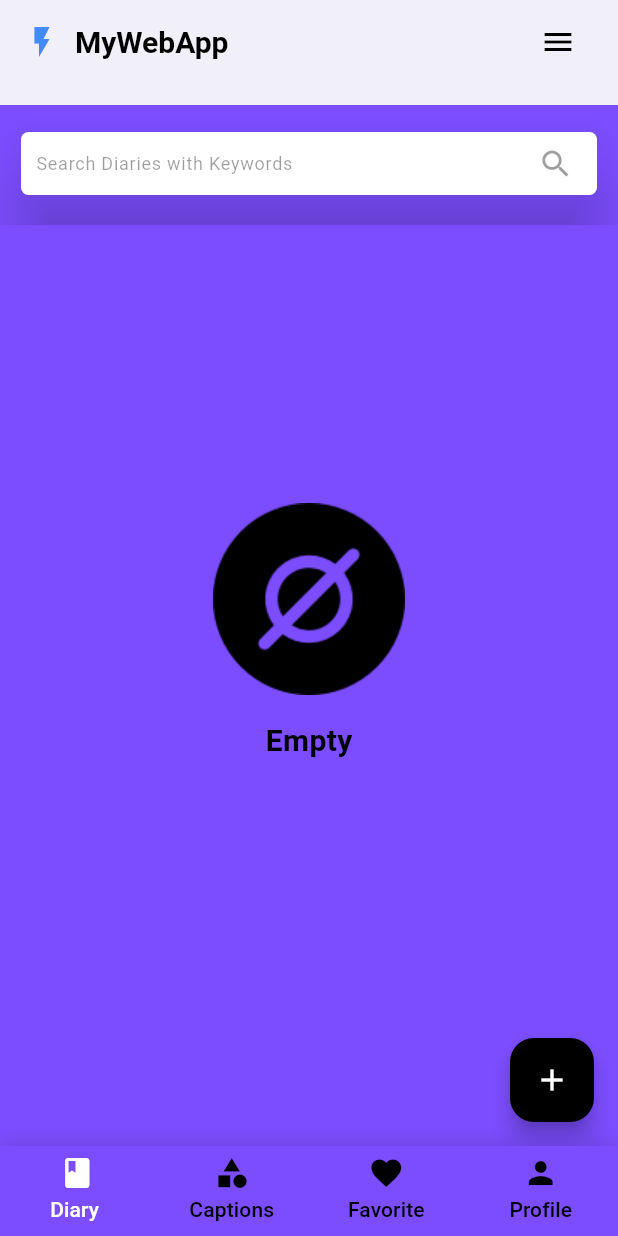
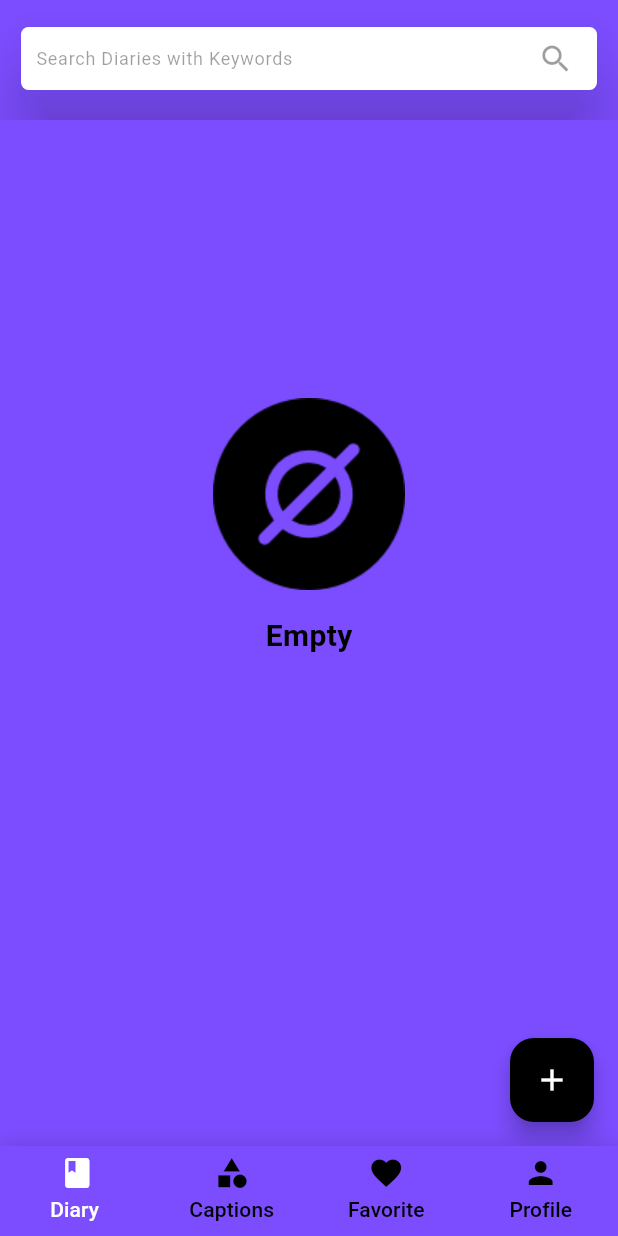
Before and after one commit to Zianur/Unicap-Flutter, a Flutter app: the screen it shows after launch, on a phone screen of 412 x 824 dp. Run offline on Flutter 3.47's test engine with Material 3 defaults, Android fonts, the light colour scheme and no system bars; our stand-ins replace cached_network_image, connectivity_plus, firebase_auth, firebase_core, firebase_database, flutter_animate and 6 more; accounts and stored records are empty.

Commit message:
web appbar removed

```diff
--- a/lib/common/basewidgets/web_app_bar.dart
+++ /dev/null
@@ -1,74 +0,0 @@
-import 'package:flutter/material.dart';
-
-class WebAppBar extends StatelessWidget implements PreferredSizeWidget {
-  const WebAppBar({super.key});
-
-  @override
-  Size get preferredSize => Size.fromHeight(70);
-
-  @override
-  Widget build(BuildContext context) {
-    final screenWidth = MediaQuery.of(context).size.width;
-    final isMobile = screenWidth < 800;
-
-    return AppBar(
-      backgroundColor: Colors.white,
-      elevation: 4,
-      title: Row(
-        children: [
-          Icon(Icons.flash_on, color: Colors.blueAccent),
-          SizedBox(width: 10),
-          Text(
-            'MyWebApp',
-            style: TextStyle(color: Colors.black, fontWeight: FontWeight.bold, fontSize: 20),
-          ),
-          Spacer(),
-          if (!isMobile) ..._buildMenuItems(),
-          if (isMobile)
-            IconButton(
-              icon: Icon(Icons.menu, color: Colors.black),
-              onPressed: () {
-                Scaffold.of(context).openEndDrawer();
-              },
-            ),
-        ],
-      ),
-    );
-  }
-
-  List<Widget> _buildMenuItems() {
-    final items = ['Home', 'About', 'Services', 'Contact'];
-    return items
-        .map((item) => Padding(
-      padding: const EdgeInsets.symmetric(horizontal: 16.0),
-      child: Text(
-        item,
-        style: TextStyle(color: Colors.black, fontSize: 16),
-      ),
-    ))
-        .toList();
-  }
-}
-
-class ResponsiveScaffold extends StatelessWidget {
-  @override
-  Widget build(BuildContext context) {
-    return Scaffold(
-      endDrawer: Drawer(
-        child: ListView(
-          padding: EdgeInsets.zero,
-          children: ['Home', 'About', 'Services', 'Contact']
-              .map((text) => ListTile(title: Text(text)))
-              .toList(),
-        ),
-      ),
-      appBar: WebAppBar(),
-      body: Center(
-        child: Text(
-          'Responsive AppBar for Web',
-          style: TextStyle(fontSize: 24),
-        ),
-      ),
-    );
-  }
-}
--- a/lib/views/home_screen.dart
+++ b/lib/views/home_screen.dart
@@ -1,6 +1,5 @@
 import 'package:flutter/material.dart';
 import 'package:provider/provider.dart';
-import 'package:unicap_cg/common/basewidgets/web_app_bar.dart';
 import 'package:unicap_cg/controllers/auth_controller.dart';
 import 'package:unicap_cg/controllers/diary_controller.dart';
 import 'package:unicap_cg/views/caption_category_screen.dart';
@@ -48,7 +47,6 @@ class _HomeScreenState extends State<HomeScreen> with SingleTickerProviderStateM
   @override
   Widget build(BuildContext context) {
     return Scaffold(
-      appBar: WebAppBar(),
       backgroundColor: Colors.deepPurpleAccent,
       body: TabBarView(
         controller: _tabController,
```
Also changed, not shown: 1 other file.
